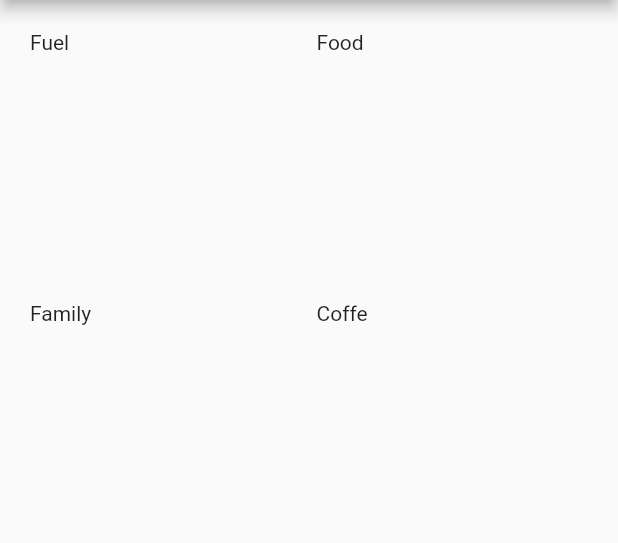
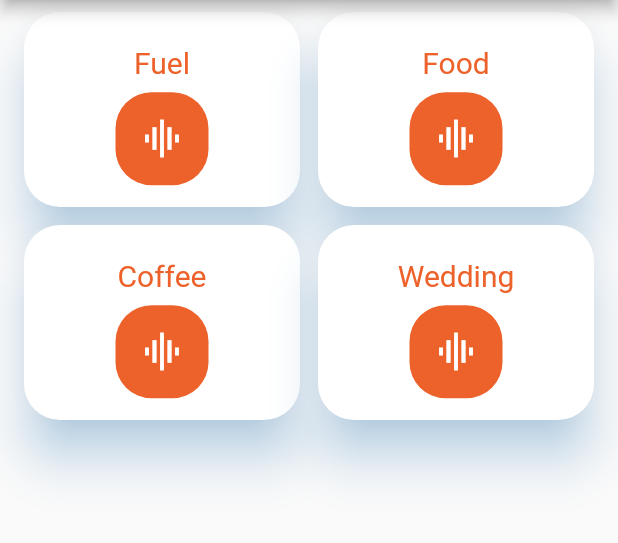
Before and after one commit to yassin-mokni/money_watcher, a Flutter app: the screen it shows after launch, on a phone screen of 412 x 824 dp, the part 84-627 px from its top. Run offline on Flutter 3.47's test engine with Material 2 defaults, Android fonts, the phone set to English and light mode, and no system bars.

Commit message:
show the main expenses in homepage

```diff
--- /dev/null
+++ b/lib/dashboard.dart
@@ -0,0 +1,90 @@
+import 'package:flutter/material.dart';
+import 'package:flutter_staggered_grid_view/flutter_staggered_grid_view.dart';
+
+class Dashboard extends StatefulWidget {
+  @override
+  _DashboardState createState() => _DashboardState();
+}
+
+class _DashboardState extends State<Dashboard> {
+
+  Material categories(IconData icon, String heading, int color) {
+    return Material(
+      color: Colors.white,
+      elevation: 14.0,
+      shadowColor: Color(0x802196F3),
+      borderRadius: BorderRadius.circular(24.0),
+      child: Center(
+        child: Padding(
+          padding: const EdgeInsets.all(8.0),
+          child: Row(
+            mainAxisAlignment: MainAxisAlignment.center,
+            children: <Widget>[
+              Column(
+                mainAxisAlignment: MainAxisAlignment.center,
+                children: <Widget>[
+                  //Text
+                  Padding(
+                    padding: const EdgeInsets.all(8.0),
+                    child: Text(heading,
+                      style: TextStyle(
+                        color: new Color(color),
+                        fontSize: 20.0
+                      )
+                    ),
+                  ),
+
+                  //Icon
+                  Material(
+                    color: new Color(color),
+                    borderRadius: BorderRadius.circular(24.0),
+                    child: Padding(
+                      padding: const EdgeInsets.all(16.0),
+                      child: Icon(
+                        icon,
+                        color: Colors.white,
+                        size: 30.0
+                      )
+                    ),
+                  )
+
+                ],
+              )
+            ],
+          ),
+        ),
+      ),
+    );
+  }
+
+  @override
+  Widget build(BuildContext context) {
+    return Scaffold(
+      appBar: AppBar(
+        title: Text('Money Watcher',
+          style: TextStyle(
+            color: Colors.white
+          )
+        )
+      ),
+      body: StaggeredGridView.count(
+        crossAxisCount: 2,
+        crossAxisSpacing: 12.0,
+        mainAxisSpacing: 12.0,
+        padding: EdgeInsets.symmetric(horizontal: 16.0, vertical: 8.0),
+        children: <Widget>[
+          categories(Icons.graphic_eq, "Fuel", 0xffed622b),
+          categories(Icons.graphic_eq, "Food", 0xffed622b),
+          categories(Icons.graphic_eq, "Coffee", 0xffed622b),
+          categories(Icons.graphic_eq, "Wedding", 0xffed622b)
+        ],
+        staggeredTiles: [
+          StaggeredTile.extent(1, 130.0),
+          StaggeredTile.extent(1, 130.0),
+          StaggeredTile.extent(1, 130.0),
+          StaggeredTile.extent(1, 130.0),
+        ],
+      ),
+    );
+  }
+}
--- a/lib/main.dart
+++ b/lib/main.dart
@@ -1,4 +1,5 @@
 import 'package:flutter/material.dart';
+import 'dashboard.dart';
 
 void main() => runApp(MyApp());
 
@@ -8,39 +9,7 @@ class MyApp extends StatelessWidget {
     return MaterialApp(
       title: 'Flutter Demo',
       theme: ThemeData(primarySwatch: Colors.red),
-      home: MyHomePage(title: 'Money Watcher'),
+      home: Dashboard(),
     );
   }
 }
-
-class MyHomePage extends StatefulWidget {
-  MyHomePage({Key key, this.title}) : super(key: key);
-  final String title;
-
-  @override
-  _MyHomePageState createState() => _MyHomePageState();
-}
-
-class _MyHomePageState extends State<MyHomePage> {
-
-  @override
-  Widget build(BuildContext context) {
-    return Scaffold(
-      appBar: AppBar(
-        title: Text(widget.title),
-      ),
-      body: GridView.count(
-        primary: false,
-        padding: const EdgeInsets.all(20.0),
-        crossAxisSpacing: 10.0,
-        crossAxisCount: 2,
-        children: <Widget>[
-          const Text('Fuel'),
-          const Text('Food'),
-          const Text('Family'),
-          const Text('Coffe'),
-        ],
-      ),
-    );
-  }
-}
--- a/pubspec.yaml
+++ b/pubspec.yaml
@@ -23,7 +23,7 @@ dependencies:
   # The following adds the Cupertino Icons font to your application.
   # Use with the CupertinoIcons class for iOS style icons.
   cupertino_icons: ^0.1.2
-
+  flutter_staggered_grid_view: ^0.3.0
 dev_dependencies:
   flutter_test:
     sdk: flutter
```
Also changed, not shown: pubspec.lock.
